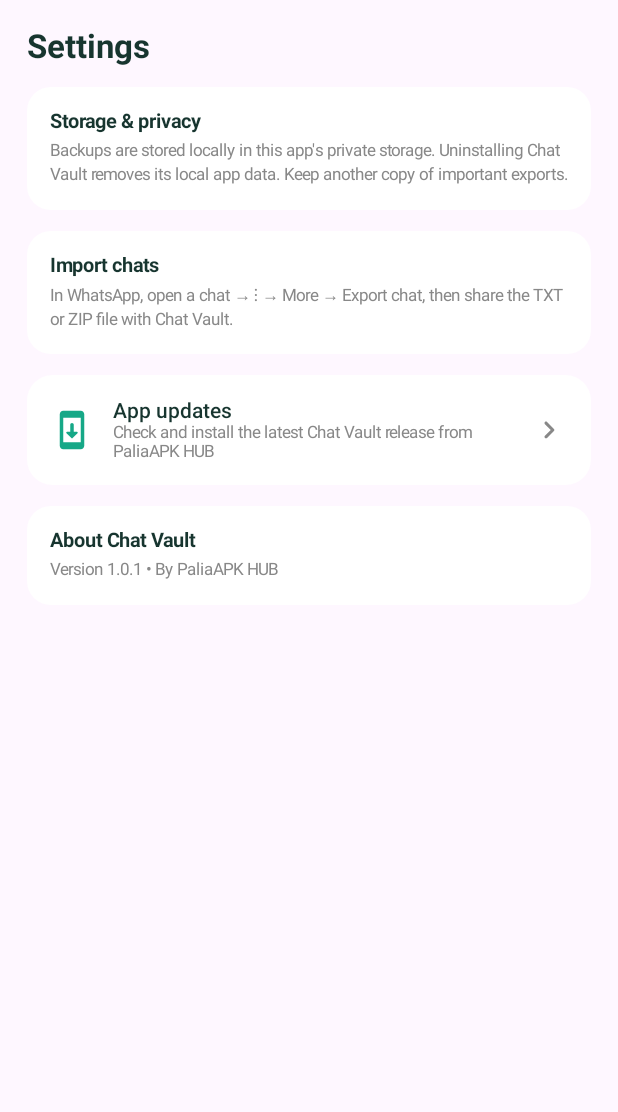
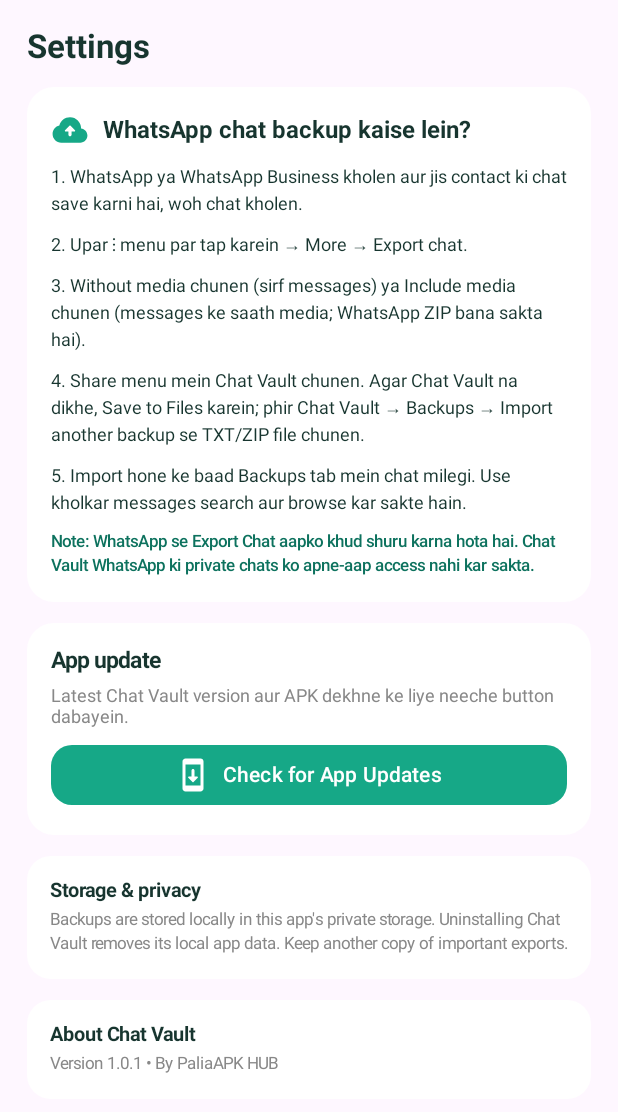
Before and after one commit to shanpalia/Chat-Vault, an Android app built with Jetpack Compose: the composable SettingsScreen shown on its own in the app's theme, on a phone screen of 412 x 824 dp. Shown: the top 1112 px of the screen. Run offline under Robolectric (Android 15) with nearby library versions, the phone set to English and light mode, and no system bars; pictures from the network do not load.

Commit message:
Add backup instructions and app update button to settings

```diff
--- a/app/src/main/java/com/shanpalia/chatvault/MainActivity.kt
+++ b/app/src/main/java/com/shanpalia/chatvault/MainActivity.kt
@@ -348,11 +348,48 @@ private fun ToolsScreen(modifier: Modifier, onWhatsApp: () -> Unit, onBusiness:
 
 @Composable
 private fun SettingsScreen(modifier: Modifier, onUpdates: () -> Unit) {
-    Column(modifier.fillMaxSize().padding(18.dp), verticalArrangement = Arrangement.spacedBy(14.dp)) {
+    Column(
+        modifier.fillMaxSize().padding(18.dp),
+        verticalArrangement = Arrangement.spacedBy(14.dp)
+    ) {
         Text("Settings", fontSize = 22.sp, color = Ink, fontWeight = FontWeight.Bold)
+
+        Column(
+            Modifier.fillMaxWidth().clip(RoundedCornerShape(18.dp)).background(Color.White).padding(16.dp),
+            verticalArrangement = Arrangement.spacedBy(9.dp)
+        ) {
+            Row(verticalAlignment = Alignment.CenterVertically) {
+                Icon(Icons.Rounded.Backup, null, tint = Mint, modifier = Modifier.size(25.dp))
+                Spacer(Modifier.width(9.dp))
+                Text("WhatsApp chat backup kaise lein?", color = Ink, fontWeight = FontWeight.Bold, fontSize = 16.sp)
+            }
+            Text("1. WhatsApp ya WhatsApp Business kholen aur jis contact ki chat save karni hai, woh chat kholen.", color = Ink, fontSize = 12.sp, lineHeight = 18.sp)
+            Text("2. Upar ⋮ menu par tap karein → More → Export chat.", color = Ink, fontSize = 12.sp, lineHeight = 18.sp)
+            Text("3. Without media chunen (sirf messages) ya Include media chunen (messages ke saath media; WhatsApp ZIP bana sakta hai).", color = Ink, fontSize = 12.sp, lineHeight = 18.sp)
+            Text("4. Share menu mein Chat Vault chunen. Agar Chat Vault na dikhe, Save to Files karein; phir Chat Vault → Backups → Import another backup se TXT/ZIP file chunen.", color = Ink, fontSize = 12.sp, lineHeight = 18.sp)
+            Text("5. Import hone ke baad Backups tab mein chat milegi. Use kholkar messages search aur browse kar sakte hain.", color = Ink, fontSize = 12.sp, lineHeight = 18.sp)
+            Text("Note: WhatsApp se Export Chat aapko khud shuru karna hota hai. Chat Vault WhatsApp ki private chats ko apne-aap access nahi kar sakta.", color = DarkMint, fontSize = 11.sp, lineHeight = 16.sp, fontWeight = FontWeight.Medium)
+        }
+
+        Column(
+            Modifier.fillMaxWidth().clip(RoundedCornerShape(18.dp)).background(Color.White).padding(16.dp),
+            verticalArrangement = Arrangement.spacedBy(8.dp)
+        ) {
+            Text("App update", color = Ink, fontWeight = FontWeight.Bold, fontSize = 15.sp)
+            Text("Latest Chat Vault version aur APK dekhne ke liye neeche button dabayein.", color = Color.Gray, fontSize = 12.sp)
+            Button(
+                onClick = onUpdates,
+                modifier = Modifier.fillMaxWidth(),
+                shape = RoundedCornerShape(14.dp),
+                colors = ButtonDefaults.buttonColors(containerColor = Mint)
+            ) {
+                Icon(Icons.Rounded.SystemUpdate, null)
+                Spacer(Modifier.width(8.dp))
+                Text("Check for App Updates")
+            }
+        }
+
         InfoNote("Storage & privacy", "Backups are stored locally in this app's private storage. Uninstalling Chat Vault removes its local app data. Keep another copy of important exports.")
-        InfoNote("Import chats", "In WhatsApp, open a chat → ⋮ → More → Export chat, then share the TXT or ZIP file with Chat Vault.")
-        ToolRow("App updates", "Check and install the latest Chat Vault release from PaliaAPK HUB", Icons.Rounded.SystemUpdate, onUpdates)
         InfoNote("About Chat Vault", "Version 1.0.1 • By PaliaAPK HUB")
     }
 }
```
